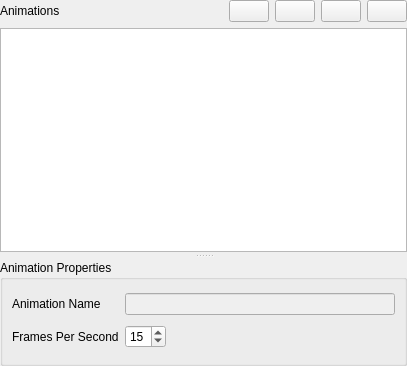
Above: src/animationlistframe.ui from skwee/dmut before the change. Below: the same form after it.
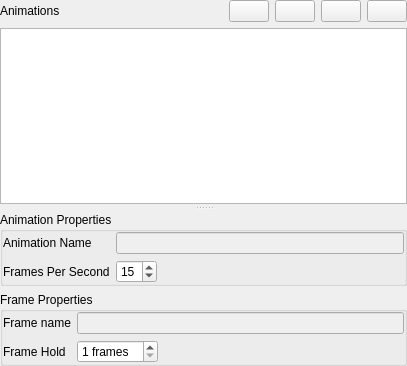
That is the form after the change. Icons and pictures are not drawn.

```diff
--- a/src/animationlistframe.ui
+++ b/src/animationlistframe.ui
@@ -150,6 +150,18 @@
           <string>Animation Properties</string>
          </property>
          <layout class="QGridLayout" name="gridLayout">
+          <property name="leftMargin">
+           <number>0</number>
+          </property>
+          <property name="topMargin">
+           <number>0</number>
+          </property>
+          <property name="rightMargin">
+           <number>0</number>
+          </property>
+          <property name="bottomMargin">
+           <number>0</number>
+          </property>
           <item row="0" column="0">
            <widget class="QLabel" name="animationNameLabel">
             <property name="text">
@@ -200,6 +212,77 @@
          </layout>
         </widget>
        </item>
+       <item>
+        <widget class="QGroupBox" name="frameProps">
+         <property name="title">
+          <string>Frame Properties</string>
+         </property>
+         <layout class="QGridLayout" name="gridLayout_2">
+          <property name="leftMargin">
+           <number>0</number>
+          </property>
+          <property name="topMargin">
+           <number>0</number>
+          </property>
+          <property name="rightMargin">
+           <number>0</number>
+          </property>
+          <property name="bottomMargin">
+           <number>0</number>
+          </property>
+          <item row="1" column="2">
+           <spacer name="horizontalSpacer">
+            <property name="orientation">
+             <enum>Qt::Horizontal</enum>
+            </property>
+            <property name="sizeHint" stdset="0">
+             <size>
+              <width>40</width>
+              <height>20</height>
+             </size>
+            </property>
+           </spacer>
+          </item>
+          <item row="1" column="0">
+           <widget class="QLabel" name="frameHoldLabel">
+            <property name="text">
+             <string>Frame Hold</string>
+            </property>
+           </widget>
+          </item>
+          <item row="1" column="1">
+           <widget class="QSpinBox" name="frameHoldSpinBox">
+            <property name="suffix">
+             <string> frames</string>
+            </property>
+            <property name="prefix">
+             <string/>
+            </property>
+            <property name="minimum">
+             <number>1</number>
+            </property>
+           </widget>
+          </item>
+          <item row="0" column="0">
+           <widget class="QLabel" name="frameNameLabel">
+            <property name="text">
+             <string>Frame name</string>
+            </property>
+           </widget>
+          </item>
+          <item row="0" column="1" colspan="2">
+           <widget class="QLineEdit" name="frameNameTextArea">
+            <property name="enabled">
+             <bool>false</bool>
+            </property>
+            <property name="readOnly">
+             <bool>true</bool>
+            </property>
+           </widget>
+          </item>
+         </layout>
+        </widget>
+       </item>
       </layout>
      </widget>
     </widget>
```
